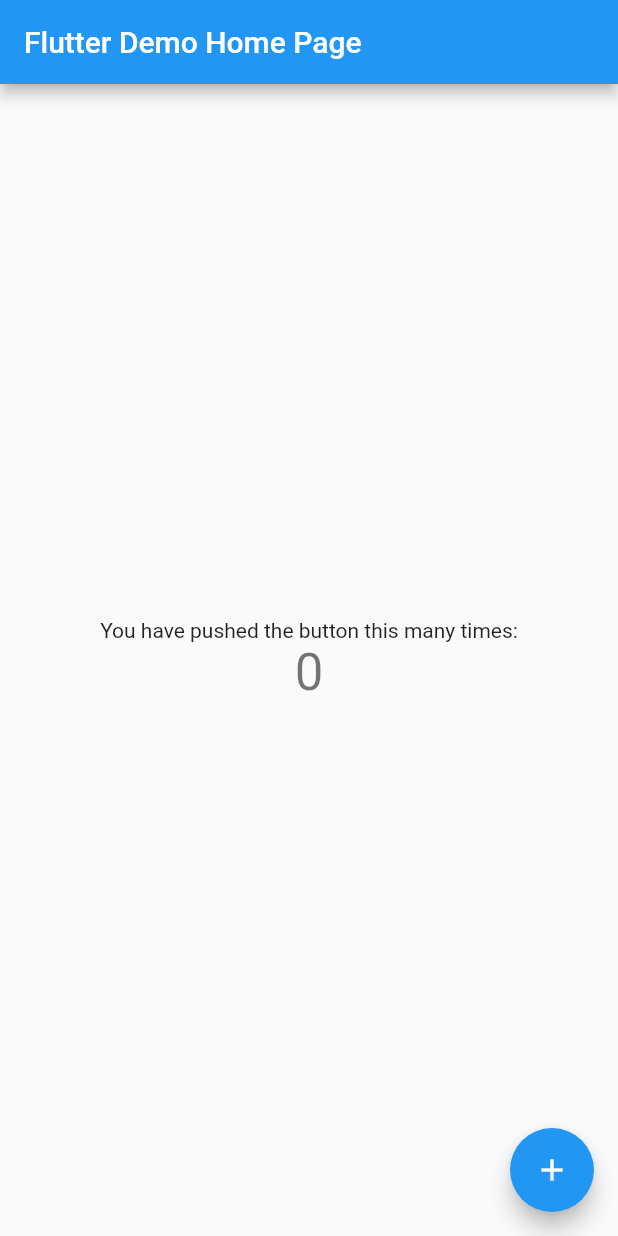
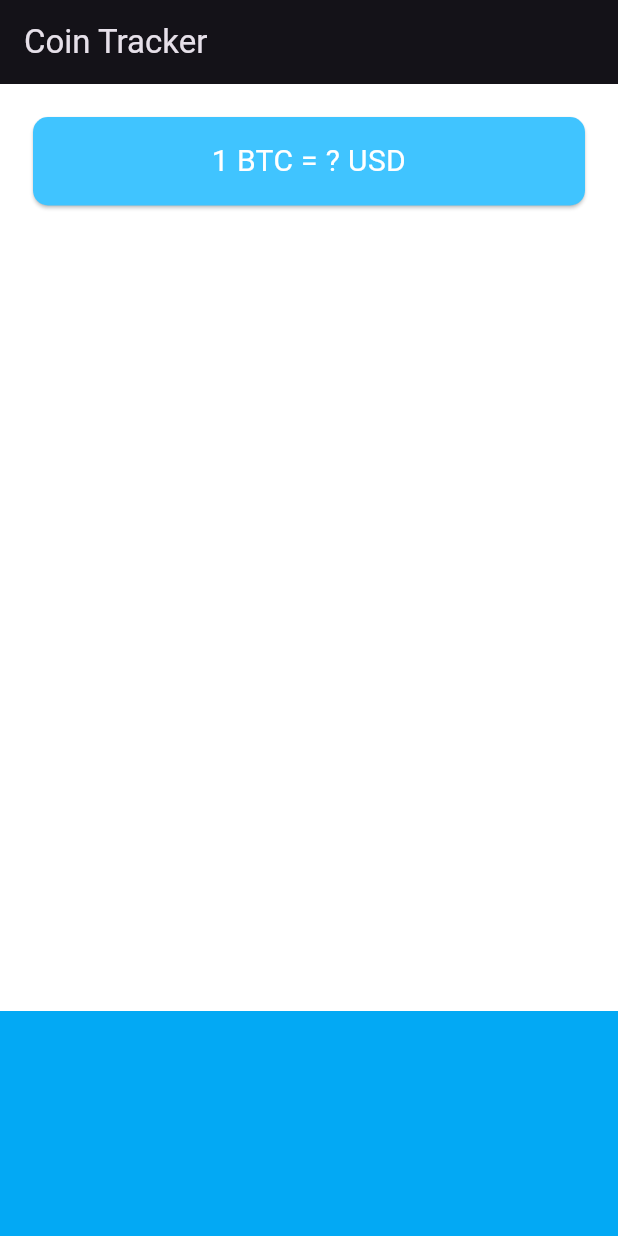
Before and after one commit to Malik-Usman17/Bitcoin_Tracker_App, a Flutter app: the screen it shows after launch, on a phone screen of 412 x 824 dp. Run offline on Flutter 3.47's test engine with Material 2 defaults, Android fonts, the phone set to English and light mode, and no system bars.

Commit message:
created price screen

```diff
--- a/lib/main.dart
+++ b/lib/main.dart
@@ -1,115 +1,24 @@
+import 'package:bitcoin_tracker/screens/price_screen.dart';
 import 'package:flutter/material.dart';
 
+
 void main() {
-  runApp(const MyApp());
+  runApp(MyApp());
 }
 
 class MyApp extends StatelessWidget {
-  const MyApp({super.key});
+  const MyApp({Key? key}) : super(key: key);
 
-  // This widget is the root of your application.
   @override
   Widget build(BuildContext context) {
     return MaterialApp(
-      title: 'Flutter Demo',
-      theme: ThemeData(
-        // This is the theme of your application.
-        //
-        // Try running your application with "flutter run". You'll see the
-        // application has a blue toolbar. Then, without quitting the app, try
-        // changing the primarySwatch below to Colors.green and then invoke
-        // "hot reload" (press "r" in the console where you ran "flutter run",
-        // or simply save your changes to "hot reload" in a Flutter IDE).
-        // Notice that the counter didn't reset back to zero; the application
-        // is not restarted.
-        primarySwatch: Colors.blue,
+      theme: ThemeData.dark(useMaterial3: true).copyWith(
+        primaryColor: Colors.lightBlue,
+        scaffoldBackgroundColor: Colors.white
       ),
-      home: const MyHomePage(title: 'Flutter Demo Home Page'),
+      home: PriceScreen(),
+      //home: PriceScreen,
+      // home: ,
     );
   }
 }
-
-class MyHomePage extends StatefulWidget {
-  const MyHomePage({super.key, required this.title});
-
-  // This widget is the home page of your application. It is stateful, meaning
-  // that it has a State object (defined below) that contains fields that affect
-  // how it looks.
-
-  // This class is the configuration for the state. It holds the values (in this
-  // case the title) provided by the parent (in this case the App widget) and
-  // used by the build method of the State. Fields in a Widget subclass are
-  // always marked "final".
-
-  final String title;
-
-  @override
-  State<MyHomePage> createState() => _MyHomePageState();
-}
-
-class _MyHomePageState extends State<MyHomePage> {
-  int _counter = 0;
-
-  void _incrementCounter() {
-    setState(() {
-      // This call to setState tells the Flutter framework that something has
-      // changed in this State, which causes it to rerun the build method below
-      // so that the display can reflect the updated values. If we changed
-      // _counter without calling setState(), then the build method would not be
-      // called again, and so nothing would appear to happen.
-      _counter++;
-    });
-  }
-
-  @override
-  Widget build(BuildContext context) {
-    // This method is rerun every time setState is called, for instance as done
-    // by the _incrementCounter method above.
-    //
-    // The Flutter framework has been optimized to make rerunning build methods
-    // fast, so that you can just rebuild anything that needs updating rather
-    // than having to individually change instances of widgets.
-    return Scaffold(
-      appBar: AppBar(
-        // Here we take the value from the MyHomePage object that was created by
-        // the App.build method, and use it to set our appbar title.
-        title: Text(widget.title),
-      ),
-      body: Center(
-        // Center is a layout widget. It takes a single child and positions it
-        // in the middle of the parent.
-        child: Column(
-          // Column is also a layout widget. It takes a list of children and
-          // arranges them vertically. By default, it sizes itself to fit its
-          // children horizontally, and tries to be as tall as its parent.
-          //
-          // Invoke "debug painting" (press "p" in the console, choose the
-          // "Toggle Debug Paint" action from the Flutter Inspector in Android
-          // Studio, or the "Toggle Debug Paint" command in Visual Studio Code)
-          // to see the wireframe for each widget.
-          //
-          // Column has various properties to control how it sizes itself and
-          // how it positions its children. Here we use mainAxisAlignment to
-          // center the children vertically; the main axis here is the vertical
-          // axis because Columns are vertical (the cross axis would be
-          // horizontal).
-          mainAxisAlignment: MainAxisAlignment.center,
-          children: <Widget>[
-            const Text(
-              'You have pushed the button this many times:',
-            ),
-            Text(
-              '$_counter',
-              style: Theme.of(context).textTheme.headlineMedium,
-            ),
-          ],
-        ),
-      ),
-      floatingActionButton: FloatingActionButton(
-        onPressed: _incrementCounter,
-        tooltip: 'Increment',
-        child: const Icon(Icons.add),
-      ), // This trailing comma makes auto-formatting nicer for build methods.
-    );
-  }
-}
--- /dev/null
+++ b/lib/screens/price_screen.dart
@@ -0,0 +1,52 @@
+import 'package:flutter/material.dart';
+
+class PriceScreen extends StatefulWidget {
+  const PriceScreen({Key? key}) : super(key: key);
+
+  @override
+  State<PriceScreen> createState() => _PriceScreenState();
+}
+
+class _PriceScreenState extends State<PriceScreen> {
+  @override
+  Widget build(BuildContext context) {
+    return Scaffold(
+      appBar: AppBar(
+        title: const Text('Coin Tracker'),
+      ),
+      body: Column(
+        mainAxisAlignment: MainAxisAlignment.spaceBetween,
+        crossAxisAlignment: CrossAxisAlignment.stretch,
+        children: [
+          Padding(
+            padding: EdgeInsets.fromLTRB(18, 18, 18, 0),
+            child: Card(
+              color: Colors.lightBlueAccent,
+              shape: RoundedRectangleBorder(
+                borderRadius: BorderRadius.circular(10)
+              ),
+              child: Padding(
+                padding: EdgeInsets.symmetric(vertical: 15.0, horizontal: 28.0),
+                child: Text(
+                  '1 BTC = ? USD',
+                  textAlign: TextAlign.center,
+                  style: TextStyle(
+                    fontSize: 20.0,
+                    color: Colors.white
+                  ),
+                ),
+              ),
+            ),
+          ),
+          Container(
+            height: 150,
+            alignment: Alignment.center,
+            padding: EdgeInsets.only(bottom: 30.0),
+            color: Colors.lightBlue,
+            child: null,
+          )
+        ],
+      ),
+    );
+  }
+}
```
Also changed, not shown: lib/coins.dart (added, +31 -0 lines).
